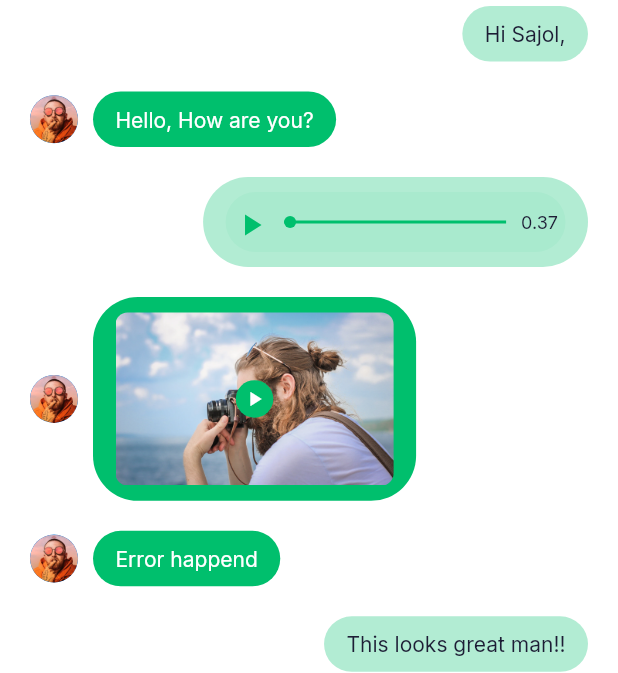
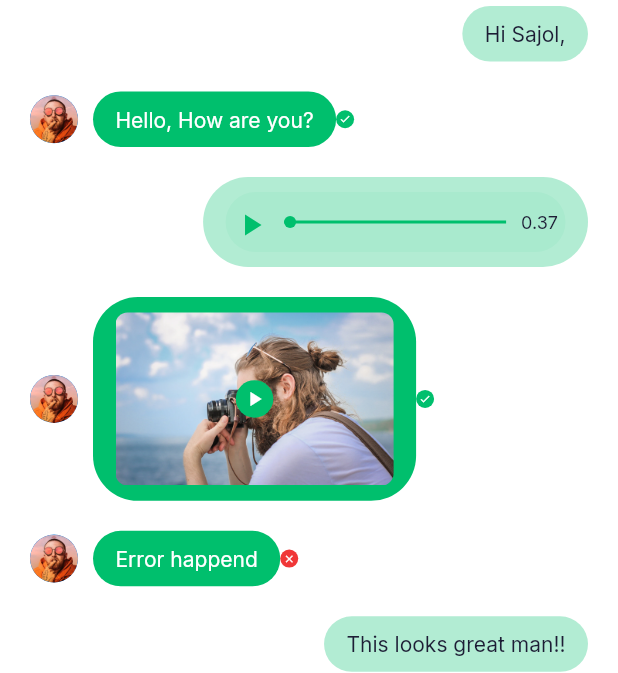
Before and after one commit to TrongBinhLe/flutter-chat_messaging_app, a Flutter app: the MessageScreen screen opened directly, on a phone screen of 412 x 824 dp. Shown: the part 123-796 px from the top of the screen. Run offline on Flutter 3.47's test engine with Material 2 defaults, Android fonts, the phone set to English and light mode, and no system bars; our stand-ins replace google_fonts.

Commit message:
Completed create UI chat app message

```diff
--- a/lib/screens/messages/components/message.dart
+++ b/lib/screens/messages/components/message.dart
@@ -59,9 +59,49 @@ class Message extends StatelessWidget {
               borderRadius: BorderRadius.circular(30),
             ),
             child: messageContaint(message),
-          )
+          ),
+          if (message.isSender)
+            StatusMessageDot(
+              status: message.messageStatus,
+            )
         ],
       ),
     );
   }
 }
+
+class StatusMessageDot extends StatelessWidget {
+  final MessageStatus status;
+
+  const StatusMessageDot({Key key, this.status}) : super(key: key);
+  @override
+  Widget build(BuildContext context) {
+    Color dotColor(MessageStatus status) {
+      switch (status) {
+        case MessageStatus.not_sent:
+          return kErrorColor;
+          break;
+        case MessageStatus.viewed:
+          return kPrimaryColor;
+          break;
+        case MessageStatus.not_view:
+          return Theme.of(context).textTheme.bodyText1.color.withOpacity(0.01);
+          break;
+        default:
+          return Colors.transparent;
+      }
+    }
+
+    return Container(
+      height: 12,
+      width: 12,
+      decoration:
+          BoxDecoration(color: dotColor(status), shape: BoxShape.circle),
+      child: Icon(
+        status == MessageStatus.not_sent ? Icons.close : Icons.done,
+        size: 8,
+        color: Theme.of(context).scaffoldBackgroundColor,
+      ),
+    );
+  }
+}
```
